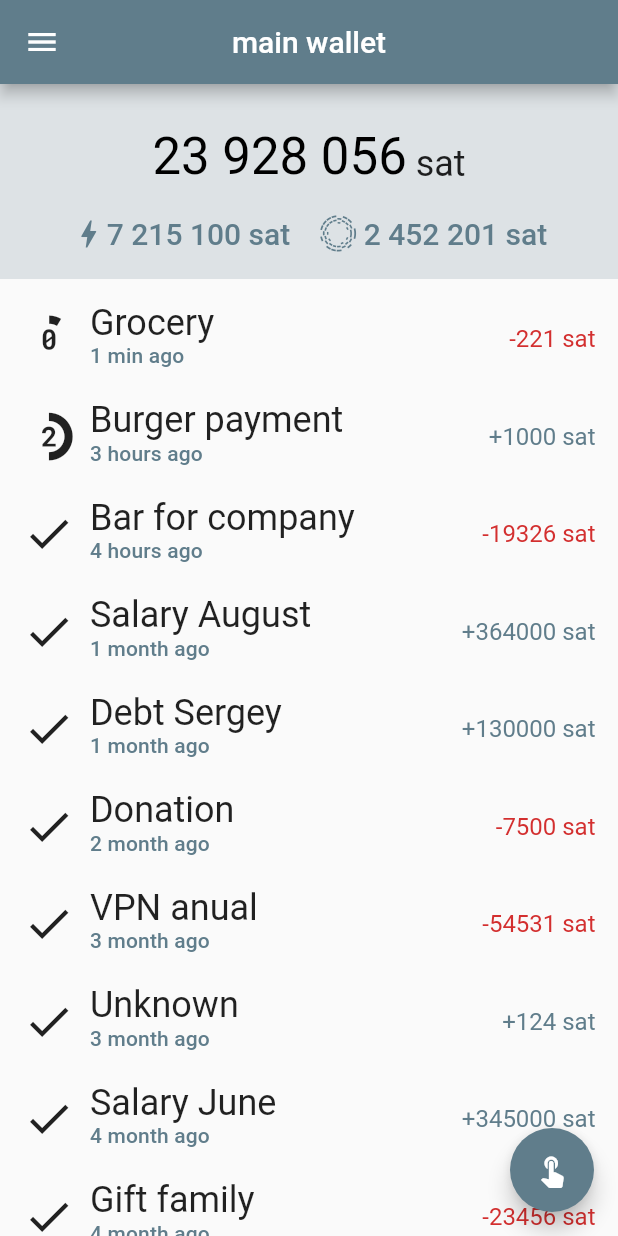
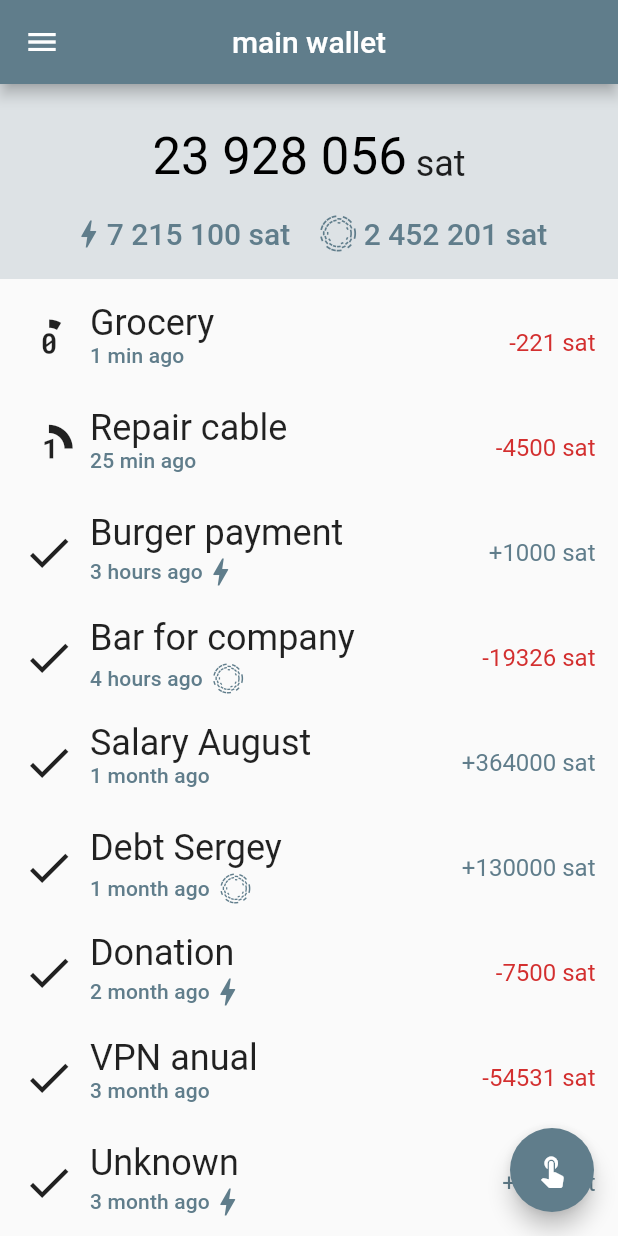
Before and after one commit to NCrashed/ergvein-experiments, a Flutter app: the screen it shows after launch, on a phone screen of 412 x 824 dp. Run offline on Flutter 3.47's test engine with Material 2 defaults, Android fonts, the phone set to English and light mode, and no system bars.

Commit message:
Add payment types

```diff
--- a/lib/main.dart
+++ b/lib/main.dart
@@ -19,6 +19,112 @@ class ErgveinApp extends StatelessWidget {
         primarySwatch: Colors.blueGrey,
       ),
       home: const BalancePage(title: 'Ergvein balance page'),
+    );
+  }
+}
+
+/// Captures different types of payments like onchain, lightning or liquid.
+abstract class PaymentType {
+  /// Payment type meant to be used as immutable data
+  const PaymentType();
+
+  /// Get icon widget that is displayed for payment history.
+  Widget icon();
+
+  /// Small icon that indicates payment type
+  Widget? subtitle_icon(ThemeData theme);
+}
+
+class OnchainPayment extends PaymentType {
+  final int confirmations;
+
+  const OnchainPayment({required this.confirmations}) : super();
+
+  @override
+  Widget icon() {
+    if (this.confirmations == 0) {
+      return Icon(
+        ErgveinIcons.unconfirmed,
+        size: 35,
+      );
+    } else if (this.confirmations == 1) {
+      return Icon(
+        ErgveinIcons.confirm_one,
+        size: 35,
+      );
+    } else if (this.confirmations == 2) {
+      return Icon(
+        ErgveinIcons.confirm_two,
+        size: 35,
+      );
+    } else if (this.confirmations == 3) {
+      return Icon(
+        ErgveinIcons.confirm_three,
+        size: 35,
+      );
+    } else {
+      return Icon(
+        Icons.check,
+        size: 35,
+      );
+    }
+  }
+
+  @override
+  Widget? subtitle_icon(ThemeData theme) {
+    return null;
+  }
+}
+
+class LightningPayment extends PaymentType {
+  const LightningPayment() : super();
+
+  @override
+  Widget icon() {
+    return Icon(
+      Icons.check,
+      size: 35,
+    );
+  }
+
+  @override
+  Widget? subtitle_icon(ThemeData theme) {
+    return Icon(
+      Icons.bolt,
+      color: theme.colorScheme.secondaryVariant,
+    );
+  }
+}
+
+class LiquidPayment extends PaymentType {
+  final int confirmations;
+
+  const LiquidPayment({required this.confirmations}) : super();
+
+  @override
+  Widget icon() {
+    if (this.confirmations == 0) {
+      return Icon(
+        ErgveinIcons.unconfirmed,
+        size: 35,
+      );
+    } else {
+      return Icon(
+        Icons.check,
+        size: 35,
+      );
+    }
+  }
+
+  @override
+  Widget? subtitle_icon(ThemeData theme) {
+    return Container(
+      margin: const EdgeInsets.only(left: 7, top: 3, bottom: 3),
+      child: Icon(
+        ErgveinIcons.blockstream,
+        color: theme.colorScheme.secondaryVariant,
+        size: 20,
+      ),
     );
   }
 }
@@ -64,19 +170,32 @@ class _BalancePageState extends State<BalancePage> {
               child: ListView(
                 padding: const EdgeInsets.all(15),
                 children: <Widget>[
-                  historyRow(theme, "Grocery", "1 min ago", -221, 0),
-                  historyRow(theme, "Burger payment", "3 hours ago", 1000, 2),
+                  historyRow(theme, "Grocery", "1 min ago", -221,
+                      OnchainPayment(confirmations: 0)),
+                  historyRow(theme, "Repair cable", "25 min ago", -4500,
+                      OnchainPayment(confirmations: 1)),
+                  historyRow(theme, "Burger payment", "3 hours ago", 1000,
+                      LightningPayment()),
+                  historyRow(theme, "Bar for company", "4 hours ago", -19326,
+                      LiquidPayment(confirmations: 10)),
+                  historyRow(theme, "Salary August", "1 month ago", 364000,
+                      OnchainPayment(confirmations: 100)),
+                  historyRow(theme, "Debt Sergey", "1 month ago", 130000,
+                      LiquidPayment(confirmations: 100)),
+                  historyRow(theme, "Donation", "2 month ago", -7500,
+                      LightningPayment()),
+                  historyRow(theme, "VPN anual", "3 month ago", -54531,
+                      OnchainPayment(confirmations: 100)),
                   historyRow(
-                      theme, "Bar for company", "4 hours ago", -19326, 6),
-                  historyRow(theme, "Salary August", "1 month ago", 364000, 6),
-                  historyRow(theme, "Debt Sergey", "1 month ago", 130000, 6),
-                  historyRow(theme, "Donation", "2 month ago", -7500, 6),
-                  historyRow(theme, "VPN anual", "3 month ago", -54531, 6),
-                  historyRow(theme, "Unknown", "3 month ago", 124, 7),
-                  historyRow(theme, "Salary June", "4 month ago", 345000, 6),
-                  historyRow(theme, "Gift family", "4 month ago", -23456, 6),
-                  historyRow(theme, "Donation", "4 month ago", -45, 6),
-                  historyRow(theme, "Fastfood", "5 month ago", -1000, 6),
+                      theme, "Unknown", "3 month ago", 124, LightningPayment()),
+                  historyRow(theme, "Salary June", "4 month ago", 345000,
+                      OnchainPayment(confirmations: 100)),
+                  historyRow(theme, "Gift family", "4 month ago", -23456,
+                      OnchainPayment(confirmations: 100)),
+                  historyRow(theme, "Donation", "4 month ago", -45,
+                      LightningPayment()),
+                  historyRow(theme, "Fastfood", "5 month ago", -1000,
+                      LightningPayment()),
                 ],
               ),
             ),
@@ -92,7 +211,7 @@ class _BalancePageState extends State<BalancePage> {
   }
 
   Container historyRow(ThemeData theme, String description, String time,
-      int amount, int confirmations) {
+      int amount, PaymentType paymentType) {
     var amountWidget = null;
     if (amount >= 0) {
       amountWidget = Text("+$amount sat",
@@ -101,54 +220,34 @@ class _BalancePageState extends State<BalancePage> {
       amountWidget = Text("$amount sat",
           style: theme.textTheme.subtitle1?.copyWith(color: theme.errorColor));
     }
-    var confirmationIcon = null;
-    if (confirmations > 3) {
-      confirmationIcon = Icon(
-        Icons.check,
-        size: 35,
-      );
-    } else if (confirmations == 3) {
-      confirmationIcon = Icon(
-        ErgveinIcons.confirm_three,
-        size: 35,
-      );
-    } else if (confirmations == 2) {
-      confirmationIcon = Icon(
-        ErgveinIcons.confirm_two,
-        size: 35,
-      );
-    } else if (confirmations == 1) {
-      confirmationIcon = Icon(
-        ErgveinIcons.confirm_one,
-        size: 35,
-      );
-    } else if (confirmations == 0) {
-      confirmationIcon = Icon(
-        ErgveinIcons.unconfirmed,
-        size: 35,
-      );
-    }
+
     return Container(
-      height: 50,
+      height: 55,
       margin: const EdgeInsets.only(bottom: 15.0),
       child: Row(
         mainAxisAlignment: MainAxisAlignment.start,
         children: [
-          confirmationIcon,
+          paymentType.icon(),
           Container(
             margin: const EdgeInsets.only(left: 10.0),
             child: Column(
               mainAxisAlignment: MainAxisAlignment.start,
               crossAxisAlignment: CrossAxisAlignment.start,
-              children: [
+              children: <Widget>[
                 Text(
                   description,
                   style: theme.textTheme.headline5,
                 ),
-                Text(
-                  time,
-                  style: theme.textTheme.subtitle2
-                      ?.copyWith(color: theme.accentColor),
+                Row(
+                  crossAxisAlignment: CrossAxisAlignment.center,
+                  children: <Widget>[
+                        Text(
+                          time,
+                          style: theme.textTheme.subtitle2
+                              ?.copyWith(color: theme.accentColor),
+                        ),
+                      ] +
+                      nullAppend(paymentType.subtitle_icon(theme)),
                 ),
               ],
             ),
```
